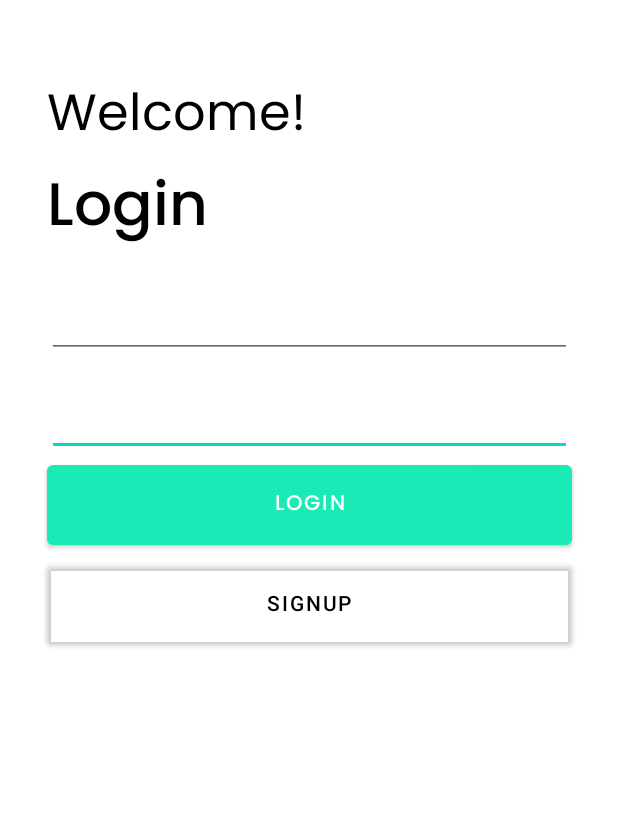
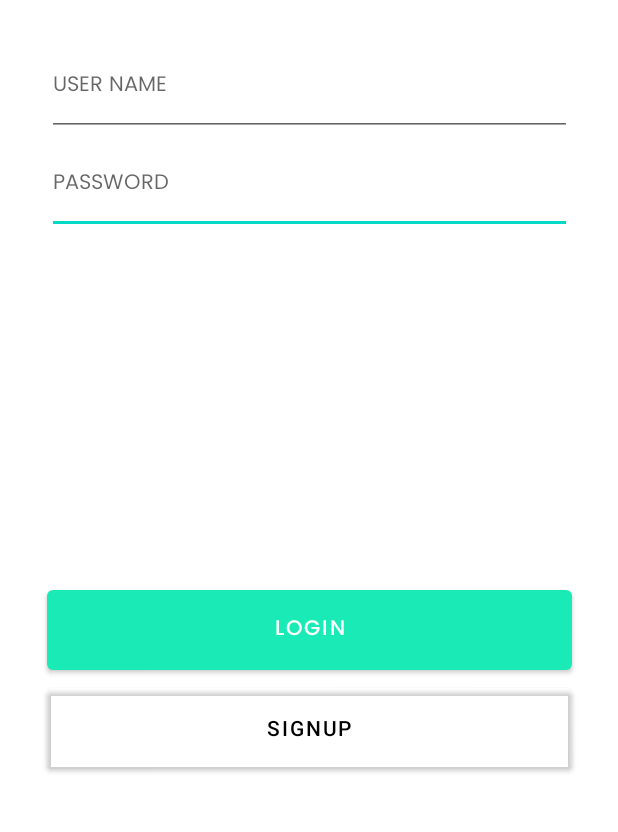
Before and after one commit to sammimagg/taem, an Android app: the screen it shows after launch (LoginActivity), on a phone screen of 412 x 824 dp, the part 211-1043 px from its top. Run offline under Robolectric (Android 15) with nearby library versions, the phone set to English and light mode, and no system bars; our stand-ins replace data binding.

Commit message:
Login now with async and grabs from textview

```diff
--- a/app/build.gradle
+++ b/app/build.gradle
@@ -45,6 +45,7 @@ dependencies {
 
     implementation 'androidx.core:core-ktx:1.7.0'
     implementation 'androidx.appcompat:appcompat:1.6.0'
+    implementation 'org.jetbrains.kotlinx:kotlinx-coroutines-core:1.6.0'
     implementation 'com.google.android.material:material:1.8.0'
     implementation 'androidx.constraintlayout:constraintlayout:2.1.4'
     implementation 'androidx.core:core-ktx:+'
--- a/app/src/main/AndroidManifest.xml
+++ b/app/src/main/AndroidManifest.xml
@@ -11,6 +11,7 @@
         android:label="@string/app_name"
         android:supportsRtl="true"
         android:theme="@style/Theme.Taem"
+        android:usesCleartextTraffic="true"
         tools:targetApi="31">
         <activity
             android:name=".LoginActivity"
--- a/app/src/main/java/is/hi/hbv601g/taem/MainActivity.kt
+++ b/app/src/main/java/is/hi/hbv601g/taem/MainActivity.kt
@@ -27,21 +27,16 @@ class MainActivity : AppCompatActivity() {
                 R.id.time_and_attendance -> replaceFragment(TimeAndAttendaceFragment())
                 R.id.profile -> replaceFragment(ProfileFragment())
                 R.id.drivinglog -> replaceFragment(DrivingLogFragment())
-
                 else -> {
-
                 }
             }
             true
         }
-
     }
     private fun replaceFragment(fragment: Fragment) {
         val fragmentManager = supportFragmentManager
         val fragmentTransaction = fragmentManager.beginTransaction()
         fragmentTransaction.replace(R.id.frame_layout,fragment)
         fragmentTransaction.commit()
-
     }
-
 }
--- a/app/src/main/res/layout/activity_login.xml
+++ b/app/src/main/res/layout/activity_login.xml
@@ -1,8 +1,9 @@
 <?xml version="1.0" encoding="utf-8"?>
-<layout>
-    <androidx.constraintlayout.widget.ConstraintLayout xmlns:android="http://schemas.android.com/apk/res/android"
-    xmlns:app="http://schemas.android.com/apk/res-auto"
-    xmlns:tools="http://schemas.android.com/tools"
+<layout xmlns:tools="http://schemas.android.com/tools"
+    xmlns:android="http://schemas.android.com/apk/res/android"
+    xmlns:app="http://schemas.android.com/apk/res-auto">
+
+    <androidx.constraintlayout.widget.ConstraintLayout
         android:layout_width="match_parent"
         android:layout_height="match_parent">
 
@@ -16,37 +17,15 @@
             app:layout_constraintTop_toTopOf="parent"
             app:srcCompat="@drawable/logo" />
 
-    <TextView
-        android:id="@+id/textView2"
-        android:layout_width="350dp"
-        android:layout_height="wrap_content"
-        android:layout_marginTop="50dp"
-        android:fontFamily="@font/poppins"
-        android:text="Welcome!"
-        android:textColor="#000000"
-        android:textSize="34sp"
-        app:layout_constraintEnd_toEndOf="@+id/imageView"
-        app:layout_constraintStart_toStartOf="@+id/imageView"
-        app:layout_constraintTop_toBottomOf="@+id/imageView" />
-
-    <TextView
-        android:id="@+id/textView3"
-        android:layout_width="350dp"
-        android:layout_height="wrap_content"
-        android:fontFamily="@font/poppins_medium"
-        android:text="Login"
-        android:textColor="@color/black"
-        android:textSize="40sp"
-        app:layout_constraintEnd_toEndOf="@+id/textView2"
-        app:layout_constraintStart_toStartOf="@+id/textView2"
-        app:layout_constraintTop_toBottomOf="@+id/textView2" />
-
         <EditText
             android:id="@+id/password_field"
             android:layout_width="350dp"
             android:layout_height="65dp"
             android:ems="10"
+            android:fontFamily="@font/poppins"
+            android:hint="PASSWORD"
             android:inputType="textPassword"
+            android:textSize="14sp"
             app:layout_constraintEnd_toEndOf="@+id/username_field"
             app:layout_constraintStart_toStartOf="@+id/username_field"
             app:layout_constraintTop_toBottomOf="@+id/username_field" />
@@ -55,11 +34,23 @@
             android:id="@+id/username_field"
             android:layout_width="350dp"
             android:layout_height="65dp"
+            android:layout_marginTop="25dp"
             android:ems="10"
+            android:fontFamily="@font/poppins"
+            android:hint="USER NAME"
             android:inputType="textPersonName"
-        app:layout_constraintEnd_toEndOf="@+id/textView3"
-        app:layout_constraintStart_toStartOf="@+id/textView3"
-        app:layout_constraintTop_toBottomOf="@+id/textView3" />
+            android:lineSpacingExtra="14sp"
+            android:textSize="14sp"
+            app:layout_constraintEnd_toEndOf="parent"
+            app:layout_constraintStart_toStartOf="parent"
+            app:layout_constraintTop_toBottomOf="@+id/imageView" />
+
+        <TextView
+            android:id="@+id/error_message"
+            android:layout_width="wrap_content"
+            android:layout_height="wrap_content"
+            app:layout_constraintStart_toStartOf="@+id/password_field"
+            app:layout_constraintTop_toBottomOf="@+id/password_field" />
 
         <Button
             android:id="@+id/login_button"
@@ -67,6 +58,7 @@
             android:layout_height="65dp"
             android:fontFamily="@font/poppins_medium"
             android:text="Login"
+            app:layout_constraintBottom_toBottomOf="parent"
             app:layout_constraintEnd_toEndOf="@+id/password_field"
             app:layout_constraintStart_toStartOf="@+id/password_field"
             app:layout_constraintTop_toBottomOf="@+id/password_field" />
--- /dev/null
+++ b/app/src/main/res/values/network_config.xml
@@ -0,0 +1,3 @@
+<resources>
+    <string name="api_url">https://hbv501g-group-8-production.up.railway.app</string>
+</resources>
```
Also changed, not shown: app/src/main/java/is/hi/hbv601g/taem/LoginActivity.kt (+33 -6 lines), app/src/main/java/is/hi/hbv601g/taem/Networking/Fetcher.kt (+16 -7 lines). Lines whose indentation alone changed are shown as unchanged.
